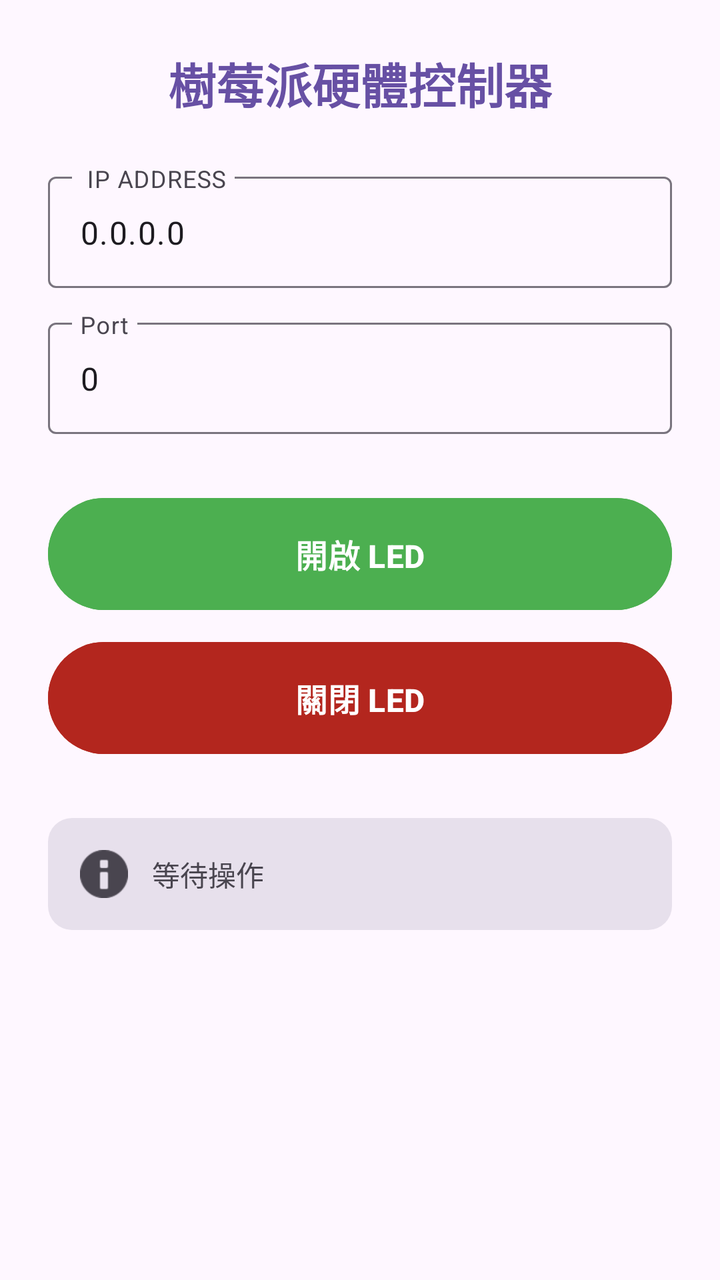
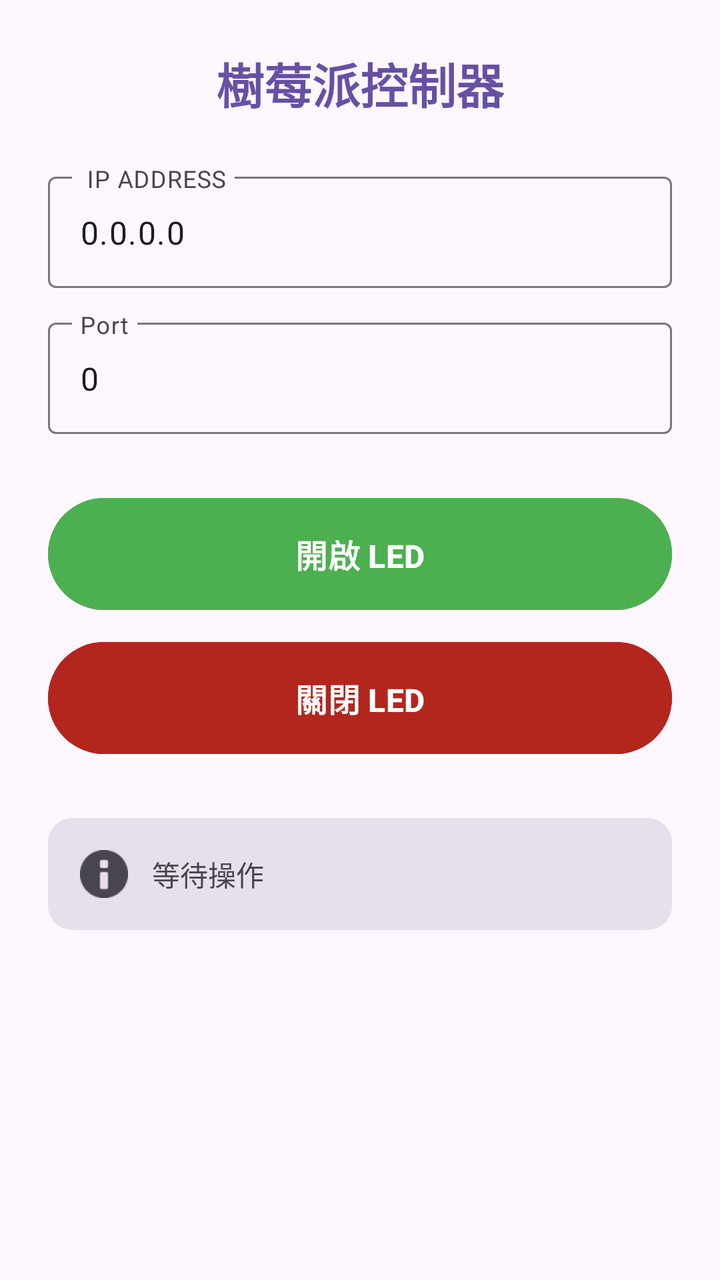

Two renders of the same Android screen: before a commit and after it. Below are the layout's source before the change and the commit's diff.
<!-- AndroidManifest.xml: activity theme Theme -->
<!-- res/layout/main.xml -->
<?xml version="1.0" encoding="utf-8"?>
<LinearLayout xmlns:android="http://schemas.android.com/apk/res/android"
    xmlns:app="http://schemas.android.com/apk/res-auto"
    android:layout_width="match_parent"
    android:layout_height="match_parent"
    android:fitsSystemWindows="true"
    android:gravity="center_horizontal"
    android:orientation="vertical"
    android:padding="24dp">

    <TextView
        android:id="@+id/tvTitle"
        android:layout_width="wrap_content"
        android:layout_height="wrap_content"
        android:layout_marginBottom="24dp"
        android:text="樹莓派硬體控制器"
        android:textColor="#6750A4"
        android:textSize="24sp"
        android:textStyle="bold" />

    
    <com.google.android.material.textfield.TextInputLayout
        style="@style/Widget.Material3.TextInputLayout.OutlinedBox"
        android:layout_width="match_parent"
        android:layout_height="wrap_content"
        android:hint=" IP ADDRESS"
        app:boxCornerRadiusBottomEnd="4dp"
        app:boxCornerRadiusBottomStart="4dp"
        app:boxCornerRadiusTopEnd="4dp"
        app:boxCornerRadiusTopStart="4dp">

        <com.google.android.material.textfield.TextInputEditText
            android:id="@+id/etIpAddress"
            android:layout_width="match_parent"
            android:layout_height="wrap_content"
            android:inputType="textUri"
            android:maxLines="1"
            android:text="0.0.0.0" />
    </com.google.android.material.textfield.TextInputLayout>

    <View
        android:layout_width="match_parent"
        android:layout_height="12dp" />

    
    <com.google.android.material.textfield.TextInputLayout
        style="@style/Widget.Material3.TextInputLayout.OutlinedBox"
        android:layout_width="match_parent"
        android:layout_height="wrap_content"
        android:hint="Port"
        app:boxCornerRadiusBottomEnd="4dp"
        app:boxCornerRadiusBottomStart="4dp"
        app:boxCornerRadiusTopEnd="4dp"
        app:boxCornerRadiusTopStart="4dp"
        app:placeholderText="5000">

        <com.google.android.material.textfield.TextInputEditText
            android:id="@+id/etPortNumber"
            android:layout_width="match_parent"
            android:layout_height="wrap_content"
            android:inputType="number"
            android:maxLines="1"
            android:text="0" />
    </com.google.android.material.textfield.TextInputLayout>

    <View
        android:layout_width="match_parent"
        android:layout_height="32dp" />

    
    <com.google.android.material.button.MaterialButton
        android:id="@+id/btnLedOn"
        android:layout_width="match_parent"
        android:layout_height="56dp"
        android:backgroundTint="#4CAF50"
        android:insetTop="0dp"
        android:insetBottom="0dp"
        android:text="開啟 LED"
        android:textColor="@android:color/white"
        android:textSize="16sp"
        android:textStyle="bold"
        app:cornerRadius="28dp" />

    <View
        android:layout_width="match_parent"
        android:layout_height="16dp" />

    
    <com.google.android.material.button.MaterialButton
        android:id="@+id/btnLedOff"
        android:layout_width="match_parent"
        android:layout_height="56dp"
        android:backgroundTint="#B3261E"
        android:insetTop="0dp"
        android:insetBottom="0dp"
        android:text="關閉 LED"
        android:textColor="@android:color/white"
        android:textSize="16sp"
        android:textStyle="bold"
        app:cornerRadius="28dp" />

    <View
        android:layout_width="match_parent"
        android:layout_height="32dp" />

    
    <LinearLayout
        android:id="@+id/cardStatus"
        android:layout_width="match_parent"
        android:layout_height="wrap_content"
        android:background="@drawable/card"
        android:gravity="center_vertical"
        android:orientation="horizontal"
        android:padding="16dp">

        
        <ProgressBar
            android:id="@+id/progressBar"
            android:layout_width="24dp"
            android:layout_height="24dp"
            android:indeterminateDrawable="@drawable/bar"
            android:visibility="gone" />

        
        <ImageView
            android:id="@+id/ivInfoIcon"
            android:layout_width="24dp"
            android:layout_height="24dp"
            android:contentDescription="Status Icon"
            android:src="@android:drawable/ic_dialog_info"
            app:tint="#49454F" />

        <View
            android:layout_width="12dp"
            android:layout_height="match_parent" />

        
        <TextView
            android:id="@+id/tvStatus"
            android:layout_width="0dp"
            android:layout_height="wrap_content"
            android:layout_weight="1"
            android:text="等待操作"
            android:textColor="#49454F"
            android:textSize="14sp" />
    </LinearLayout>

</LinearLayout>
<!-- resources referenced by this layout -->
<resources>
  <!-- drawable bar (drawable) -->
  <?xml version="1.0" encoding="utf-8"?>
  <rotate xmlns:android="http://schemas.android.com/apk/res/android"
      android:fromDegrees="0"
      android:pivotX="50%"
      android:pivotY="50%"
      android:toDegrees="1080">
      <shape
          android:innerRadiusRatio="3"
          android:shape="ring"
          android:thickness="2dp"
          android:useLevel="false">
          <gradient
              android:angle="0"
              android:centerY="0.5"
              android:endColor="#6750A4"
              android:startColor="#006750A4"
              android:type="sweep"
              android:useLevel="false" />
      </shape>
  </rotate>
  <!-- drawable card (drawable) -->
  <?xml version="1.0" encoding="utf-8"?>
  <shape xmlns:android="http://schemas.android.com/apk/res/android">
      <solid android:color="#E7E0EC" />
      <corners android:radius="12dp" />
  </shape>
  <style name="Theme" parent="Theme.Material3.DayNight.NoActionBar">
          
          <item name="colorPrimary">#6750A4</item>
          <item name="colorError">#B3261E</item>
      </style>
</resources>

<!-- the commit's change to res/layout/main.xml (unified diff, before → after) -->
@@ -13,7 +13,7 @@
         android:layout_width="wrap_content"
         android:layout_height="wrap_content"
         android:layout_marginBottom="24dp"
-        android:text="樹莓派硬體控制器"
+        android:text="樹莓派控制器"
         android:textColor="#6750A4"
         android:textSize="24sp"
         android:textStyle="bold" />
